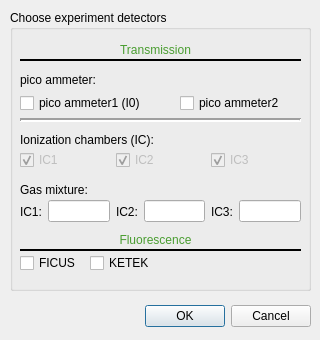
Old version of the form ui/detectors.ui in the repository SESAME-Synchrotron/HESEBScanTool.
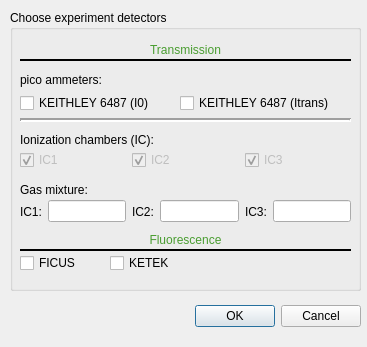
New version of the form.

Commit message: start adding KEITHLEY detector

```diff
--- a/ui/detectors.ui
+++ b/ui/detectors.ui
@@ -6,8 +6,8 @@
    <rect>
     <x>0</x>
     <y>0</y>
-    <width>320</width>
-    <height>340</height>
+    <width>367</width>
+    <height>347</height>
    </rect>
   </property>
   <property name="windowTitle">
@@ -16,7 +16,7 @@
   <widget class="QDialogButtonBox" name="buttonBox">
    <property name="geometry">
     <rect>
-     <x>140</x>
+     <x>190</x>
      <y>300</y>
      <width>171</width>
      <height>32</height>
@@ -34,7 +34,7 @@
     <rect>
      <x>10</x>
      <y>10</y>
-     <width>301</width>
+     <width>351</width>
      <height>281</height>
     </rect>
    </property>
@@ -82,7 +82,7 @@
     </property>
     <property name="geometry">
      <rect>
-      <x>80</x>
+      <x>100</x>
       <y>240</y>
       <width>61</width>
       <height>26</height>
@@ -119,7 +119,7 @@
      <rect>
       <x>10</x>
       <y>230</y>
-      <width>281</width>
+      <width>331</width>
       <height>20</height>
      </rect>
     </property>
@@ -146,7 +146,7 @@
      <rect>
       <x>0</x>
       <y>30</y>
-      <width>291</width>
+      <width>351</width>
       <height>20</height>
      </rect>
     </property>
@@ -162,7 +162,7 @@
      <rect>
       <x>0</x>
       <y>220</y>
-      <width>291</width>
+      <width>351</width>
       <height>20</height>
      </rect>
     </property>
@@ -178,7 +178,7 @@
      <rect>
       <x>10</x>
       <y>40</y>
-      <width>281</width>
+      <width>331</width>
       <height>20</height>
      </rect>
     </property>
@@ -205,7 +205,7 @@
      <rect>
       <x>10</x>
       <y>190</y>
-      <width>281</width>
+      <width>331</width>
       <height>23</height>
      </rect>
     </property>
@@ -295,7 +295,7 @@
      <rect>
       <x>10</x>
       <y>140</y>
-      <width>281</width>
+      <width>331</width>
       <height>20</height>
      </rect>
     </property>
@@ -351,7 +351,7 @@
      </rect>
     </property>
     <property name="text">
-     <string>pico ammeter:</string>
+     <string>pico ammeters:</string>
     </property>
    </widget>
    <widget class="QCheckBox" name="PICO1">
@@ -364,7 +364,7 @@
      </rect>
     </property>
     <property name="text">
-     <string>pico ammeter1 (I0)</string>
+     <string>KEITHLEY 6487 (I0)</string>
     </property>
     <property name="checked">
      <bool>false</bool>
@@ -375,12 +375,12 @@
      <rect>
       <x>170</x>
       <y>80</y>
-      <width>121</width>
+      <width>181</width>
       <height>26</height>
      </rect>
     </property>
     <property name="text">
-     <string>pico ammeter2</string>
+     <string>KEITHLEY 6487 (Itrans)</string>
     </property>
     <property name="checked">
      <bool>false</bool>
@@ -394,7 +394,7 @@
      <rect>
       <x>10</x>
       <y>100</y>
-      <width>281</width>
+      <width>331</width>
       <height>20</height>
      </rect>
     </property>
```
Left out of the diff: 4 changed lines with no effect on the pictures. The commit also changes 596 other files.
